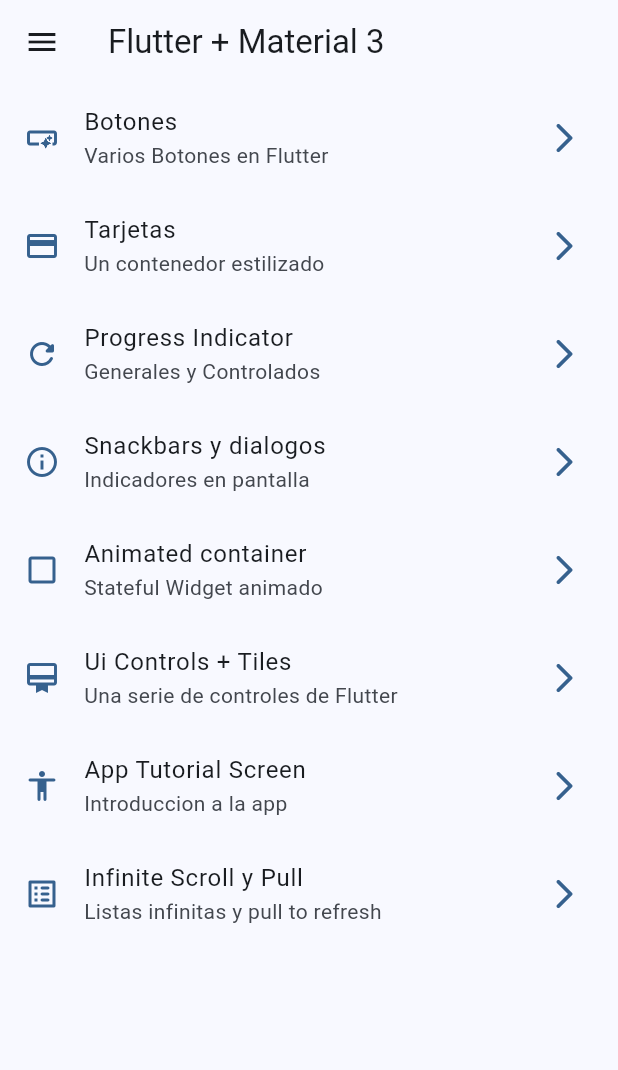
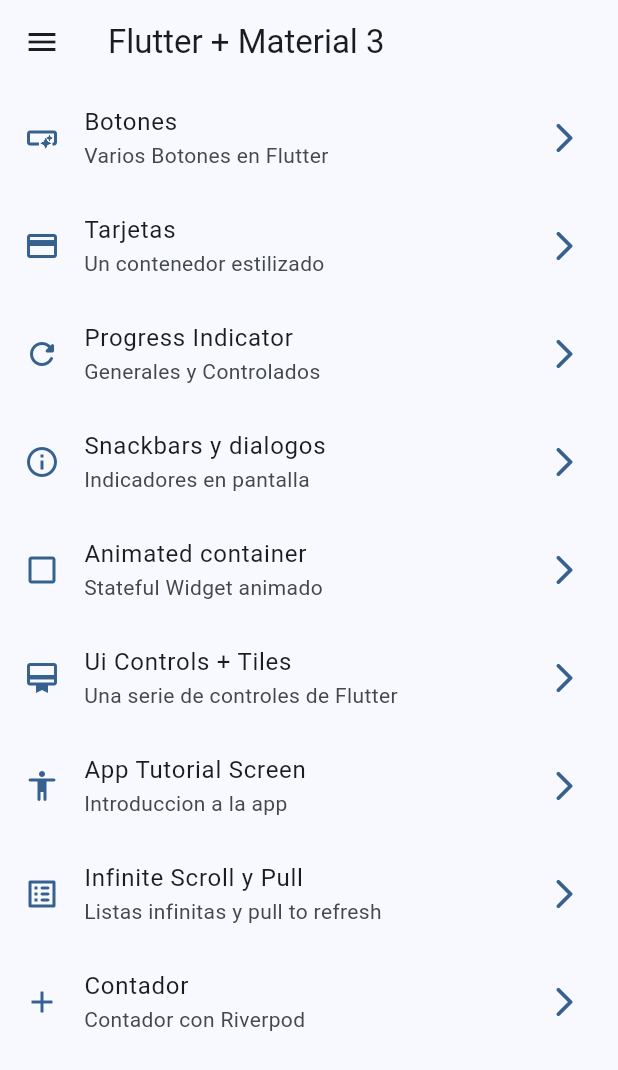
Before and after one commit to rocatoro18/widgetly, a Flutter app: the screen it shows after launch, on a phone screen of 412 x 824 dp. Shown: the top 1070 px of the screen. Run offline on Flutter 3.47's test engine with Material 3 defaults, Android fonts, the phone set to English and light mode, and no system bars; our stand-ins replace animate_do, go_router.

Commit message:
Init Riverpod counter

```diff
--- a/lib/config/menu/menu_items.dart
+++ b/lib/config/menu/menu_items.dart
@@ -53,5 +53,10 @@ const appMenuItems = <MenuItem>[
       title: 'Infinite Scroll y Pull',
       subTitle: 'Listas infinitas y pull to refresh',
       link: '/infinite',
-      icon: Icons.list_alt_rounded)
+      icon: Icons.list_alt_rounded),
+  MenuItem(
+      title: 'Contador',
+      subTitle: 'Contador con Riverpod',
+      link: '/counter',
+      icon: Icons.add)
 ];
--- a/lib/config/router/app_router.dart
+++ b/lib/config/router/app_router.dart
@@ -1,5 +1,6 @@
 // GoRouter configuration
 import 'package:go_router/go_router.dart';
+import 'package:widgetly/presentation/screens/counter/counter_screen.dart';
 
 import '../../presentation/screens/screens.dart';
 
@@ -51,6 +52,11 @@ final appRouter = GoRouter(
       name: InfiniteScrollScreen.name,
       path: '/infinite',
       builder: (context, state) => const InfiniteScrollScreen(),
+    ),
+    GoRoute(
+      name: CounterScreen.name,
+      path: '/counter',
+      builder: (context, state) => const CounterScreen(),
     )
   ],
 );
```
Also changed, not shown: lib/presentation/screens/counter/counter_screen.dart (added, +23 -0 lines).
